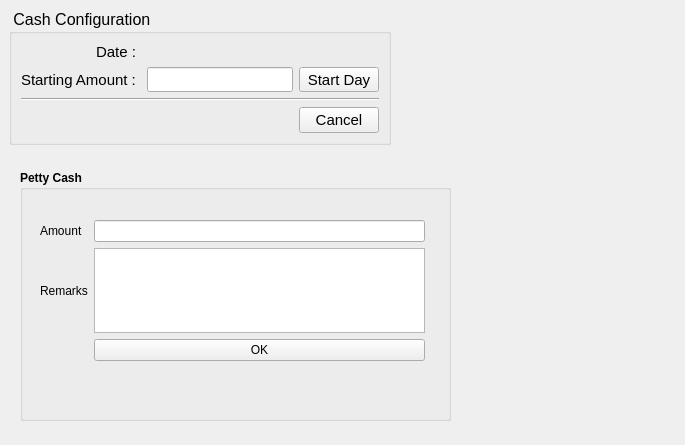
This is estorecpp/cashbalanceconfigure.ui in Watti/estorecpp as Qt 5 draws it before an edit. The edited form follows.
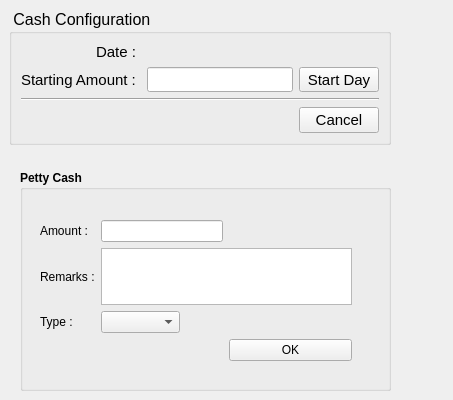
This is the edited form.

Commit message: cash balancing + petty cash

Diff of the .ui file:
```diff
--- a/estorecpp/cashbalanceconfigure.ui
+++ b/estorecpp/cashbalanceconfigure.ui
@@ -6,8 +6,8 @@
    <rect>
     <x>0</x>
     <y>0</y>
-    <width>685</width>
-    <height>445</height>
+    <width>453</width>
+    <height>400</height>
    </rect>
   </property>
   <property name="windowTitle">
@@ -166,8 +166,8 @@
     <rect>
      <x>20</x>
      <y>170</y>
-     <width>431</width>
-     <height>251</height>
+     <width>371</width>
+     <height>221</height>
     </rect>
    </property>
    <property name="font">
@@ -184,17 +184,40 @@
      <rect>
       <x>20</x>
       <y>50</y>
-      <width>385</width>
+      <width>312</width>
       <height>141</height>
      </rect>
     </property>
     <layout class="QGridLayout" name="gridLayout">
-     <item row="1" column="4">
-      <widget class="QTextEdit" name="pettyCashRemarks"/>
+     <item row="0" column="0">
+      <widget class="QLabel" name="label">
+       <property name="font">
+        <font>
+         <weight>50</weight>
+         <bold>false</bold>
+        </font>
+       </property>
+       <property name="text">
+        <string>Amount :</string>
+       </property>
+      </widget>
      </item>
-     <item row="0" column="4">
+     <item row="0" column="1" colspan="2">
       <widget class="QLineEdit" name="pettyCashAmount"/>
      </item>
+     <item row="0" column="4">
+      <spacer name="horizontalSpacer">
+       <property name="orientation">
+        <enum>Qt::Horizontal</enum>
+       </property>
+       <property name="sizeHint" stdset="0">
+        <size>
+         <width>40</width>
+         <height>20</height>
+        </size>
+       </property>
+      </spacer>
+     </item>
      <item row="1" column="0">
       <widget class="QLabel" name="label_5">
        <property name="font">
@@ -204,12 +227,15 @@
         </font>
        </property>
        <property name="text">
-        <string>Remarks</string>
+        <string>Remarks :</string>
        </property>
       </widget>
      </item>
-     <item row="0" column="0">
-      <widget class="QLabel" name="label">
+     <item row="1" column="1" colspan="4">
+      <widget class="QTextEdit" name="pettyCashRemarks"/>
+     </item>
+     <item row="2" column="0">
+      <widget class="QLabel" name="label_6">
        <property name="font">
         <font>
          <weight>50</weight>
@@ -217,11 +243,27 @@
         </font>
        </property>
        <property name="text">
-        <string>Amount</string>
+        <string>Type :</string>
        </property>
       </widget>
      </item>
-     <item row="2" column="4">
+     <item row="2" column="1">
+      <widget class="QComboBox" name="typeBox"/>
+     </item>
+     <item row="2" column="2" colspan="2">
+      <spacer name="horizontalSpacer_3">
+       <property name="orientation">
+        <enum>Qt::Horizontal</enum>
+       </property>
+       <property name="sizeHint" stdset="0">
+        <size>
+         <width>40</width>
+         <height>20</height>
+        </size>
+       </property>
+      </spacer>
+     </item>
+     <item row="3" column="3" colspan="2">
       <widget class="QPushButton" name="pettyCashOk">
        <property name="font">
         <font>
```
Left out of the diff: 2 changed lines with no effect on the pictures. The commit also changes 4 other files.
